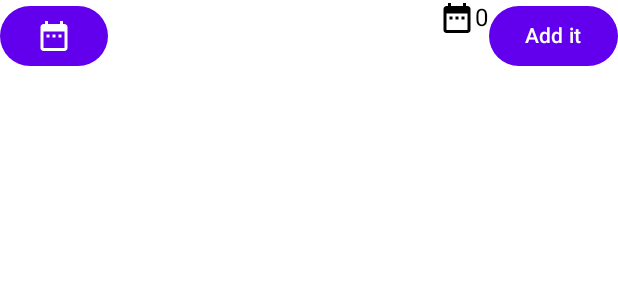
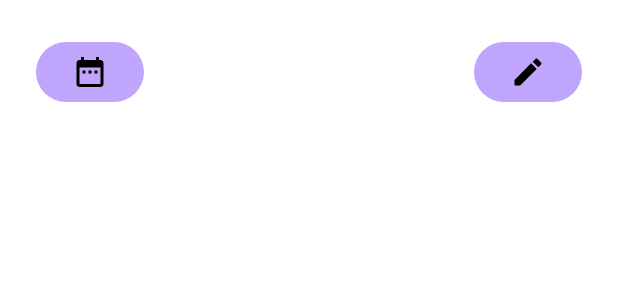
Before and after one commit to JixiuChang/My_Application, an Android app built with Jetpack Compose: the @Preview function DefaultPreview, on a phone screen of 412 x 824 dp. Shown: the top 300 px of the screen. Run offline under Robolectric (Android 15) with nearby library versions, the phone set to English and light mode, and no system bars.

Commit message:
Update 2, just finished background color

```diff
--- a/androidApp/src/main/java/com/example/myapplication/android/MainActivity.kt
+++ b/androidApp/src/main/java/com/example/myapplication/android/MainActivity.kt
@@ -8,8 +8,11 @@ import androidx.compose.foundation.layout.Row
 import androidx.compose.foundation.layout.Spacer
 import androidx.compose.foundation.layout.fillMaxSize
 import androidx.compose.foundation.layout.fillMaxWidth
+import androidx.compose.foundation.layout.padding
 import androidx.compose.material.icons.Icons
 import androidx.compose.material.icons.filled.DateRange
+import androidx.compose.material.icons.filled.Edit
+import androidx.compose.material.icons.filled.Home
 import androidx.compose.material3.*
 import androidx.compose.runtime.Composable
 import androidx.compose.runtime.State
@@ -18,8 +21,11 @@ import androidx.compose.runtime.mutableStateOf
 import androidx.compose.runtime.remember
 import androidx.compose.runtime.setValue
 import androidx.compose.ui.Modifier
+import androidx.compose.ui.graphics.BlendMode.Companion.Color
 import androidx.compose.ui.tooling.preview.Preview
+import androidx.compose.ui.unit.dp
 import com.example.myapplication.Greeting
+import androidx.compose.ui.graphics.Color
 
 class MainActivity : ComponentActivity() {
     override fun onCreate(savedInstanceState: Bundle?) {
@@ -31,7 +37,6 @@ class MainActivity : ComponentActivity() {
                     color = MaterialTheme.colorScheme.background
                 ) {
                     IndexView()
-                    //GreetingView(Greeting().greet())
                 }
             }
         }
@@ -40,53 +45,51 @@ class MainActivity : ComponentActivity() {
 
 @Composable
 fun IndexView() {
-    var currentPageState by remember{ mutableStateOf("Greeting") }
+    var currentPageState by remember { mutableStateOf("Main") }
     when (currentPageState) {
-        "Calendar" -> CalendarView() {
-            currentPageState = "Greeting"
+        "Calendar" -> CalendarView { currentPageState = "Main" }
+        "MasterManager" -> MasterManagerView { currentPageState = "Main" }
+        "Main" -> MainView(
+            onCalendarClick = { currentPageState = "Calendar" },
+            onMasterManagerClick = { currentPageState = "MasterManager" }
+        )
+    }
+}
+
+@Composable
+fun MainView(onCalendarClick: () -> Unit, onMasterManagerClick: () -> Unit) {
+    Row(modifier = Modifier.fillMaxWidth().padding(16.dp)) {
+        Button(onClick = onCalendarClick, modifier = Modifier.padding(8.dp)) {
+            Icon(imageVector = Icons.Filled.DateRange, contentDescription = "Calendar")
         }
-        else -> GreetingView("greeting") {
-            currentPageState = "Calendar"
+        Spacer(modifier = Modifier.weight(1f))
+        Button(onClick = onMasterManagerClick, modifier = Modifier.padding(8.dp)) {
+            Icon(imageVector = Icons.Filled.Edit, contentDescription = "Edit")
+        }
+    }
+}
+@Composable
+fun CalendarView(onClickBack: () -> Unit) {
+    Row(modifier = Modifier.fillMaxWidth().padding(16.dp)) {
+        Button(onClick = { onClickBack() }, modifier = Modifier.padding(8.dp)) {
+            Icon(imageVector = Icons.Filled.Home, contentDescription = "Main Menu")
         }
     }
 }
 
 @Composable
-fun CalendarView(onClickBack: () -> Unit) {
-    //Text("Calendar")
-    Button(onClick = { onClickBack() }) {
-        Text("Back")
-    }
-}
-
-@Composable
-fun GreetingView(text: String, onClick: () -> Unit) {
-
-        var state by remember{ mutableStateOf(0) }
-    Row(
-        modifier = Modifier.fillMaxSize()
-    ) {
-        Button(onClick = { onClick() }) {
-            Icon(imageVector = Icons.Filled.DateRange, contentDescription = "")
-
-        }
-        Spacer(modifier = Modifier.weight(1f))
-        Icon(imageVector = Icons.Filled.DateRange, contentDescription = "")
-        Text(text = state.toString())
-        Button(onClick = {
-            state += 1
-        }) {
-            Text(text = "Add it")
+fun MasterManagerView(onClickBack: () -> Unit) {
+    Row(modifier = Modifier.fillMaxWidth().padding(16.dp)) {
+        Button(onClick = { onClickBack() }, modifier = Modifier.padding(8.dp)) {
+            Icon(imageVector = Icons.Filled.Home, contentDescription = "Main Menu")
         }
     }
-    //Text(text = text)
 }
 
 @Preview
 @Composable
 fun DefaultPreview() {
     MyApplicationTheme {
-        //GreetingView("Hello, Android!")
         IndexView()
     }
 }
--- a/androidApp/src/main/java/com/example/myapplication/android/MyApplicationTheme.kt
+++ b/androidApp/src/main/java/com/example/myapplication/android/MyApplicationTheme.kt
@@ -15,23 +15,29 @@ import androidx.compose.ui.text.font.FontWeight
 import androidx.compose.ui.unit.dp
 import androidx.compose.ui.unit.sp
 
+private val LightThemeColor = lightColorScheme(
+    primary = Color(0xFFBFA6FC),
+    onPrimary = Color.Black,
+    background = Color(0xFFFFF9F4),
+    surface = Color(0xFFFFF9F4)
+)
+
+private val DarkThemeColor = darkColorScheme(
+    primary = Color(0xFF3f7558),
+    onPrimary = Color.White,
+    background = Color(0xFF505e70),
+    surface = Color(0xFF505e70)
+)
+
 @Composable
 fun MyApplicationTheme(
     darkTheme: Boolean = isSystemInDarkTheme(),
     content: @Composable () -> Unit
 ) {
     val colors = if (darkTheme) {
-        darkColorScheme(
-            primary = Color(0xFFBB86FC),
-            secondary = Color(0xFF03DAC5),
-            tertiary = Color(0xFF3700B3)
-        )
+        DarkThemeColor
     } else {
-        lightColorScheme(
-            primary = Color(0xFF6200EE),
-            secondary = Color(0xFF03DAC5),
-            tertiary = Color(0xFF3700B3)
-        )
+        LightThemeColor
     }
     val typography = Typography(
         bodyMedium = TextStyle(
```
Also changed, not shown: androidApp/src/main/java/com/example/myapplication/android/CalendarActivity.kt (deleted, +0 -26 lines).
